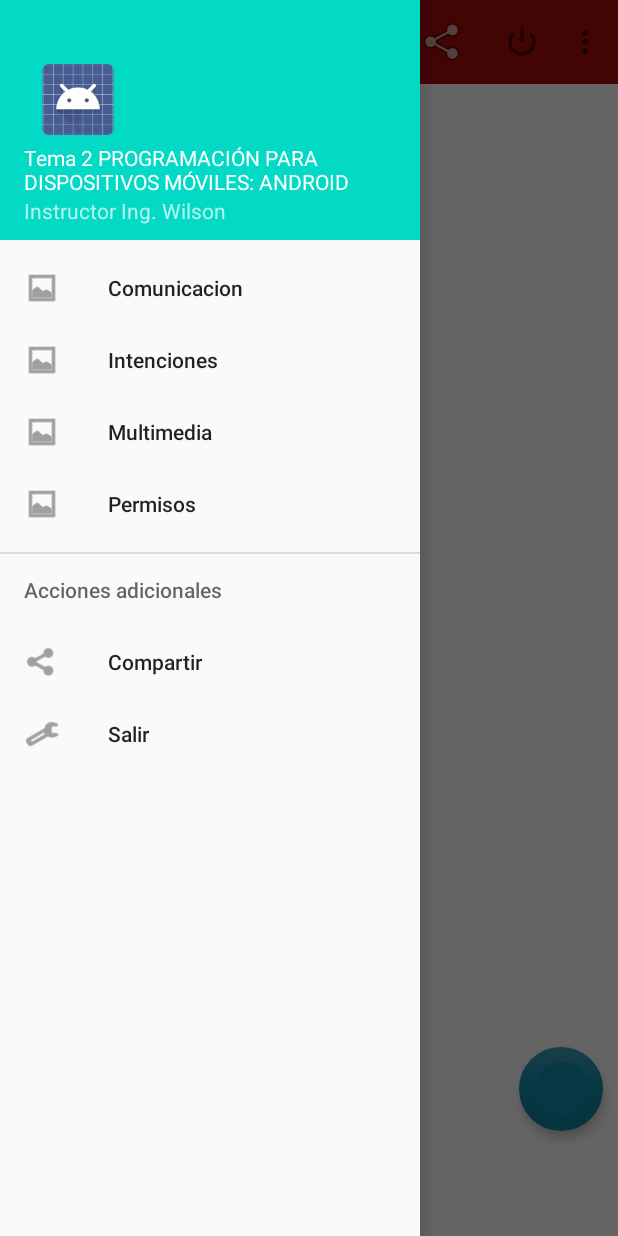
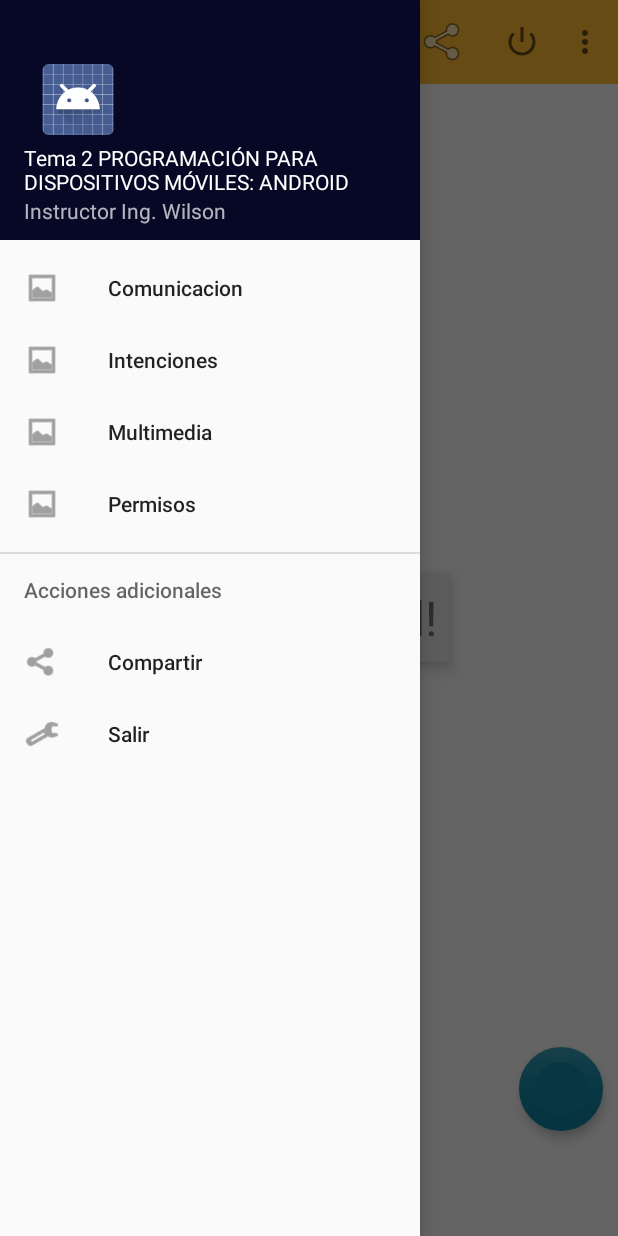
Before and after one commit to WCNosliwsys/MiAppParte2, an Android app: the screen it shows after launch (MainActivity), with the side drawer open, on a phone screen of 412 x 824 dp. Run offline under Robolectric (Android 15) with nearby library versions, the phone set to English and light mode, and no system bars.

Commit message:
Modificando colores y aplicando estilos

```diff
--- a/app/src/main/res/layout/activity_main.xml
+++ b/app/src/main/res/layout/activity_main.xml
@@ -6,15 +6,17 @@
     android:layout_height="match_parent"
     tools:context=".MainActivity">
     <TextView
+        style="@style/miEstilo"
         android:layout_width="wrap_content"
         android:layout_height="wrap_content"
         android:layout_gravity="center"
-        android:text="Hello World!" />
+        android:text="Hello World!"
+        />
     <androidx.appcompat.widget.Toolbar
         android:id="@+id/toolbar"
         android:layout_width="match_parent"
         android:layout_height="wrap_content"
-        android:background="#a70909"
+        android:background="@android:color/holo_orange_light"
         android:minHeight="?attr/actionBarSize"/>
     <com.google.android.material.floatingactionbutton.FloatingActionButton
         android:layout_width="wrap_content"
--- a/app/src/main/res/layout/nav_header_main.xml
+++ b/app/src/main/res/layout/nav_header_main.xml
@@ -1,7 +1,7 @@
 <LinearLayout xmlns:android="http://schemas.android.com/apk/res/android"
     android:layout_width="match_parent"
     android:layout_height="160dp"
-    android:background="@color/colorAccent"
+    android:background="#070825"
     android:gravity="bottom"
     android:orientation="vertical"
     android:paddingBottom="10dp"
--- a/app/src/main/res/values/colors.xml
+++ b/app/src/main/res/values/colors.xml
@@ -1,6 +1,6 @@
 <?xml version="1.0" encoding="utf-8"?>
 <resources>
     <color name="colorPrimary">#6200EE</color>
-    <color name="colorPrimaryDark">#3700B3</color>
+    <color name="colorPrimaryDark">#35D338</color>
     <color name="colorAccent">#03DAC5</color>
 </resources>
--- /dev/null
+++ b/app/src/main/res/values/mi_estilo.xml
@@ -0,0 +1,12 @@
+<resources>
+    <style name="miEstilo">
+        <item name="android:layout_width">match_parent</item>
+        <item name="android:layout_height">wrap_content</item>
+        <item name="android:elevation">6dp</item>
+        <item name="android:gravity">center_horizontal</item>
+        <item name="android:padding">8dp</item>
+        <item name="android:background">#e6e6e6</item>
+        <item name="android:textSize">32sp</item>
+        <item name="android:textColor">#727272</item>
+    </style>
+</resources>
```
